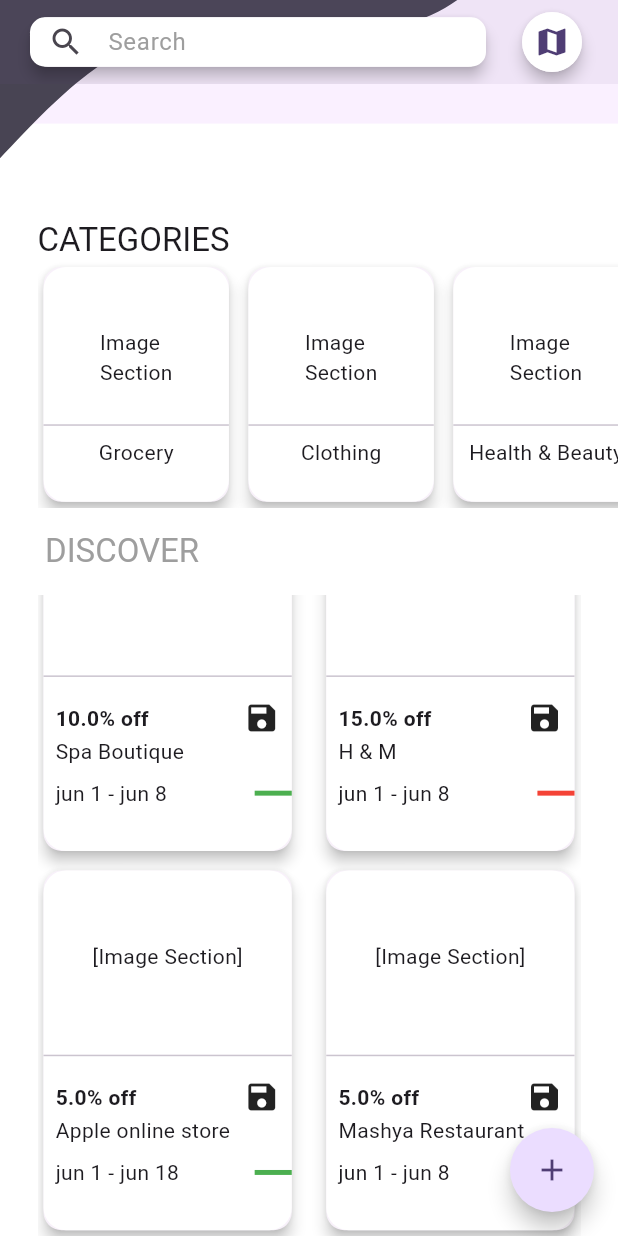
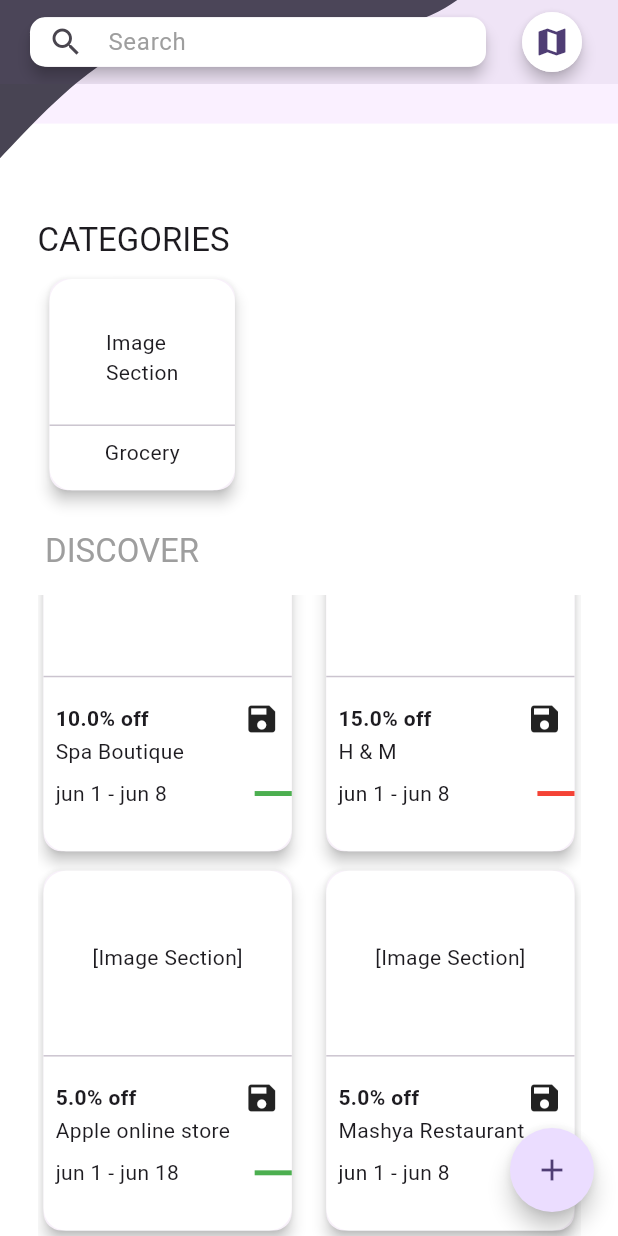
Before and after one commit to paraspithadiya10/Coupon_app, a Flutter app: the DiscoverScreen screen opened by its route, scrolled down 326 dp, after a tap on the "add" icon, on a phone screen of 412 x 824 dp. Run offline on Flutter 3.47's test engine with Material 3 defaults, Android fonts, the phone set to English and light mode, and no system bars; our stand-ins replace flutter_svg, shared_preferences, sqflite; accounts and stored records are empty; project files that could hold a hidden picture were left out.

Commit message:
covert category to dynamic

```diff
--- a/lib/data/preferences/pref_keys.dart
+++ b/lib/data/preferences/pref_keys.dart
@@ -1,3 +1,2 @@
 const String keyLogin = "login";
 const String keyUserId = "userId";
-const String keyUserEmail = "userEmail";
--- a/lib/main.dart
+++ b/lib/main.dart
@@ -1,3 +1,4 @@
+import 'package:demo_app/providers/category_provider.dart';
 import 'package:demo_app/screens/detail_screen.dart';
 import 'package:demo_app/screens/discover_screen.dart';
 import 'package:demo_app/screens/home_screen.dart';
@@ -6,6 +7,7 @@ import 'package:demo_app/screens/sign_up_screen.dart';
 import 'package:demo_app/screens/splash_screen.dart';
 import 'package:demo_app/utils/theme.dart';
 import 'package:flutter/material.dart';
+import 'package:provider/provider.dart';
 
 void main() {
   runApp(const DemoApp());
@@ -16,7 +18,9 @@ class DemoApp extends StatelessWidget {
 
   @override
   Widget build(BuildContext context) {
-    return MaterialApp(
+    return ChangeNotifierProvider(
+      create: (context) => CategoryProvider(),
+      child: MaterialApp(
         debugShowCheckedModeBanner: false,
         home: SplashScreen(),
         initialRoute: '/splash_screen',
@@ -31,6 +35,7 @@ class DemoApp extends StatelessWidget {
           '/discover_Screen': (context) => DiscoverScreen(),
           '/detail_Screen': (context) => DetailScreen()
         },
+      ),
     );
   }
 }
--- /dev/null
+++ b/lib/providers/category_provider.dart
@@ -0,0 +1,29 @@
+import 'dart:math';
+
+import 'package:flutter/cupertino.dart';
+
+class CategoryProvider extends ChangeNotifier {
+  List categoryItems = [
+    'Grocery',
+    'Clothing',
+    'Health & Beauty',
+    'Sports',
+    'Furniture',
+    'Electronics',
+  ];
+
+  List<String> categoryData = [];
+
+  int categoryIndex = 0;
+
+  addCategoryData() {
+    categoryData.add(categoryItems[categoryIndex]);
+    categoryIndex++;
+    if (categoryIndex == categoryItems.length) {
+      categoryIndex = 0;
+    }
+    notifyListeners();
+  }
+
+  List<String> getCategoryData() => categoryData;
+}
--- a/lib/screens/discover_screen.dart
+++ b/lib/screens/discover_screen.dart
@@ -1,5 +1,8 @@
+import 'package:demo_app/providers/category_provider.dart';
+import 'package:demo_app/widgets/category_card_widget.dart';
 import 'package:flutter/material.dart';
 import 'package:flutter_svg/flutter_svg.dart';
+import 'package:provider/provider.dart';
 
 class DiscoverScreen extends StatelessWidget {
   const DiscoverScreen({super.key});
@@ -9,14 +12,8 @@ class DiscoverScreen extends StatelessWidget {
     double height = MediaQuery.sizeOf(context).height;
     double width = MediaQuery.sizeOf(context).width;
 
-    List categoryItems = [
-      'Grocery',
-      'Clothing',
-      'Health & Beauty',
-      'Grocery',
-      'Clothing',
-      'Health & Beauty'
-    ];
+    List<String> categoryData;
+    int listviewIndex = 0;
 
     return Scaffold(
       body: Column(
@@ -24,65 +21,66 @@ class DiscoverScreen extends StatelessWidget {
         spacing: 15,
         children: [
           _customAppBarUI(height, width, context),
-          _categoryTitleAndItemsUI(context, categoryItems, height, width),
+          Padding(
+              padding: EdgeInsets.only(left: 25),
+              child: Column(
+                crossAxisAlignment: CrossAxisAlignment.start,
+                children: [
+                  Text(
+                    'CATEGORIES',
+                    style: Theme.of(context).textTheme.titleLarge,
+                  ),
+                  SizedBox(
+                    height: height * 0.2,
+                    child: Consumer<CategoryProvider>(
+                      builder: (_, provider, __) {
+                        categoryData = provider.getCategoryData();
+                        return ListView.builder(
+                          scrollDirection: Axis.horizontal,
+                          itemCount: categoryData.length,
+                          itemBuilder: (context, index) {
+                            listviewIndex = index;
+                            return CategoryCard(
+                              height: height,
+                              width: width,
+                              categoryName: categoryData[index],
+                            );
+                          },
+                        );
+                      },
+                    ),
+                  ),
+                ],
+              )),
           _discoverTitleUI(context),
           _discoverGridViewUI(height, width),
         ],
       ),
       floatingActionButton: FloatingActionButton(
         shape: CircleBorder(),
-        onPressed: () {},
+        onPressed: () {
+          if (listviewIndex >= 5) {
+            showDialog(
+                context: context,
+                builder: (context) => AlertDialog(
+                        title: Text('information'),
+                        content: Text(
+                            'You have reached the maximum number of categories.'),
+                        actions: [
+                          TextButton(
+                            onPressed: () {
+                              Navigator.pop(context);
+                            },
+                            child: Text('OK'),
+                          ),
+                        ]));
+          } else {
+            context.read<CategoryProvider>().addCategoryData();
+          }
+        },
         child: Icon(Icons.add),
       ),
     );
-  }
-
-  Widget _categoryCardUI(height, width, categoryItems, index) {
-    return Card(
-      elevation: 4,
-      child: Container(
-        height: height * 0.19,
-        width: width * 0.3,
-        decoration: BoxDecoration(
-            borderRadius: BorderRadius.circular(15), color: Colors.white),
-        child: Column(
-          mainAxisAlignment: MainAxisAlignment.center,
-          children: [
-            SizedBox(
-              height: height * 0.09,
-              child: Center(
-                child: Text('Image\nSection'),
-              ),
-            ),
-            Divider(),
-            Text(categoryItems[index])
-          ],
-        ),
-      ),
-    );
-  }
-
-  Widget _categoryTitleAndItemsUI(context, categoryItems, height, width) {
-    return Padding(
-        padding: EdgeInsets.only(left: 25),
-        child: Column(
-          crossAxisAlignment: CrossAxisAlignment.start,
-          children: [
-            Text(
-              'CATEGORIES',
-              style: Theme.of(context).textTheme.titleLarge,
-            ),
-            SingleChildScrollView(
-              scrollDirection: Axis.horizontal,
-              child: Row(
-                  spacing: 5,
-                  children: List.generate(
-                      categoryItems.length,
-                      (index) => _categoryCardUI(
-                          height, width, categoryItems, index))),
-            )
-          ],
-        ));
   }
 
   Widget _customAppBarUI(height, width, context) {
--- /dev/null
+++ b/lib/widgets/category_card_widget.dart
@@ -0,0 +1,45 @@
+import 'package:flutter/material.dart';
+
+class CategoryCard extends StatelessWidget {
+  final double height;
+  final double width;
+  final String categoryName;
+
+  const CategoryCard({
+    super.key,
+    required this.height,
+    required this.width,
+    required this.categoryName,
+  });
+
+  @override
+  Widget build(BuildContext context) {
+    return Padding(
+      padding: const EdgeInsets.symmetric(vertical: 8.0, horizontal: 4),
+      child: Card(
+        elevation: 4,
+        child: Container(
+          height: height * 0.19,
+          width: width * 0.3,
+          decoration: BoxDecoration(
+            borderRadius: BorderRadius.circular(15),
+            color: Colors.white,
+          ),
+          child: Column(
+            mainAxisAlignment: MainAxisAlignment.center,
+            children: [
+              SizedBox(
+                height: height * 0.09,
+                child: const Center(
+                  child: Text('Image\nSection'),
+                ),
+              ),
+              const Divider(),
+              Text(categoryName)
+            ],
+          ),
+        ),
+      ),
+    );
+  }
+}
--- a/pubspec.yaml
+++ b/pubspec.yaml
@@ -40,6 +40,7 @@ dependencies:
   sqflite: ^2.4.1
   path_provider: ^2.1.5
   path: ^1.9.0
+  provider: ^6.1.2
 
 dev_dependencies:
   flutter_test:
```
Also changed, not shown: pubspec.lock. Lines whose indentation alone changed are shown as unchanged.
